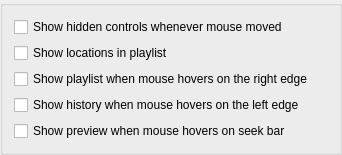
bylee20/bomi, file src/bomi/ui/controlsthemewidget.ui: the form before one commit.
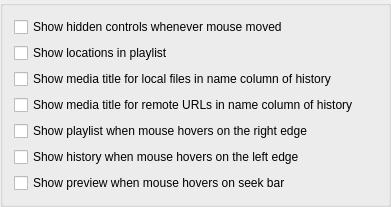
The form after the commit.

Commit message: * New: options to show media title in name column of history (#285)

What changed in the file:
```diff
--- a/src/bomi/ui/controlsthemewidget.ui
+++ b/src/bomi/ui/controlsthemewidget.ui
@@ -6,8 +6,8 @@
    <rect>
     <x>0</x>
     <y>0</y>
-    <width>342</width>
-    <height>145</height>
+    <width>391</width>
+    <height>199</height>
    </rect>
   </property>
   <property name="windowTitle">
@@ -28,6 +28,20 @@
      </property>
     </widget>
    </item>
+   <item>
+    <widget class="QCheckBox" name="show_media_title_local_files">
+     <property name="text">
+      <string>Show media title for local files in name column of history</string>
+     </property>
+    </widget>
+   </item>
+   <item>
+    <widget class="QCheckBox" name="show_media_title_urls">
+     <property name="text">
+      <string>Show media title for remote URLs in name column of history</string>
+     </property>
+    </widget>
+   </item>
    <item>
     <widget class="QCheckBox" name="show_playlist_on_hovered">
      <property name="text">
```
The commit also changes 9 other files.
